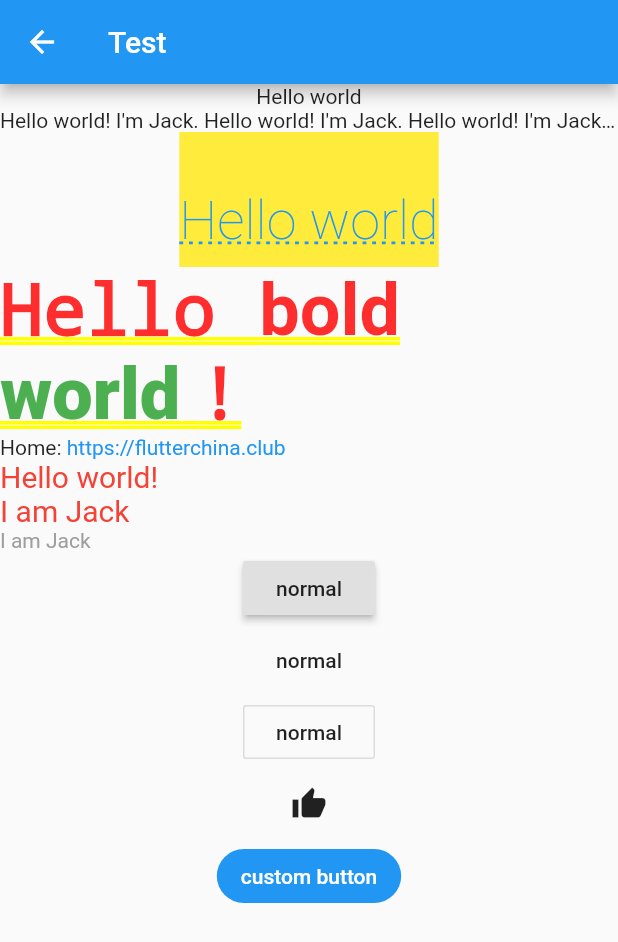
After one commit to picopock/flutter_demo, a Flutter app: the Demo21 screen opened by its route, on a phone screen of 412 x 824 dp. The commit adds this screen. Shown: the top 942 px of the screen. Run offline on Flutter 3.47's test engine with Material 2 defaults, Android fonts, the phone set to English and light mode, and no system bars; our stand-ins replace dio.

Commit message:
Feature: 添加练习demo

```diff
--- /dev/null
+++ b/lib/demos/demo21/demo21.dart
@@ -0,0 +1,140 @@
+import 'package:flutter/material.dart';
+
+class Demo21 extends StatefulWidget {
+  _Demo21State createState() => _Demo21State();
+}
+
+class _Demo21State extends State<Demo21> {
+  @override
+  Widget build(BuildContext context) {
+    return Scaffold(
+      appBar: AppBar(
+        title: Text('Test'),
+      ),
+      body: Column(
+        crossAxisAlignment: CrossAxisAlignment.stretch,
+        children: <Widget>[
+          Text(
+            'Hello world',
+            textAlign: TextAlign.center,
+          ),
+          Text(
+            "Hello world! I'm Jack. " * 4,
+            maxLines: 1,
+            overflow: TextOverflow.ellipsis,
+          ),
+          Text(
+            'Hello world',
+            textScaleFactor: 2,
+            textAlign: TextAlign.center,
+            style: TextStyle(
+              color: Colors.blue,
+              fontSize: 18.0,
+              fontWeight: FontWeight.w200,
+              height: 2.5,
+              background: Paint()..color = Colors.yellow,
+              decoration: TextDecoration.underline,
+              decorationStyle: TextDecorationStyle.dotted,
+            ),
+          ),
+          RichText(
+            text: TextSpan(
+              text: 'Hello ',
+              style: DefaultTextStyle.of(context).style,
+              children: <TextSpan>[
+                TextSpan(
+                  text: 'bold',
+                  style: TextStyle(fontWeight: FontWeight.bold),
+                ),
+                TextSpan(
+                  text: ' world ',
+                  style: TextStyle(color: Colors.green),
+                ),
+                TextSpan(text: '!'),
+              ],
+            ),
+          ),
+          Text.rich(
+            TextSpan(
+              children: <TextSpan>[
+                TextSpan(text: 'Home: '),
+                TextSpan(
+                  text: "https://flutterchina.club",
+                  style: TextStyle(
+                    color: Colors.blue,
+                  ),
+                  // recognizer: _recognizer,
+                ),
+              ],
+            ),
+          ),
+
+          ///
+          /// 在widget树中，文本的样式默认是可以被继承的，因此，如果在widget树的某一个节点处设置一个默认的文本样式，
+          /// 那么该节点的子树中所有文本都会默认使用这个样式
+          ///
+          DefaultTextStyle(
+            style: TextStyle(
+              color: Colors.red,
+              fontSize: 20.0,
+            ),
+            textAlign: TextAlign.right,
+            child: Column(
+              crossAxisAlignment: CrossAxisAlignment.start,
+              children: <Widget>[
+                Text('Hello world!'),
+                Text('I am Jack'),
+                Text(
+                  'I am Jack',
+                  style: TextStyle(
+                    inherit: false,
+                    color: Colors.grey,
+                  ),
+                ),
+
+                ///
+                /// 按钮
+                ///
+                Center(
+                  child: Column(
+                    children: <Widget>[
+                      RaisedButton(
+                        child: Text('normal'),
+                        onPressed: () => {},
+                      ),
+                      FlatButton(
+                        child: Text('normal'),
+                        onPressed: () => {},
+                      ),
+                      OutlineButton(
+                        child: Text('normal'),
+                        onPressed: () => {},
+                      ),
+                      IconButton(
+                        onPressed: () => {},
+                        icon: Icon(
+                          Icons.thumb_up,
+                        ),
+                      ),
+                      FlatButton(
+                        color: Colors.blue,
+                        highlightColor: Colors.blue[700],
+                        colorBrightness: Brightness.dark, // 设置为dark 时文字颜色为浅色
+                        splashColor: Colors.grey, // 点击时波纹颜色
+                        shape: RoundedRectangleBorder(
+                          borderRadius: BorderRadius.circular(20.0),
+                        ),
+                        onPressed: () => {},
+                        child: Text('custom button'),
+                      )
+                    ],
+                  ),
+                )
+              ],
+            ),
+          )
+        ],
+      ),
+    );
+  }
+}
```
Also changed, not shown: lib/demos/demo20/platform_channel.dart (added, +76 -0 lines), lib/demos/demo22/demo22.dart (added, +101 -0 lines), lib/demos/demo23/demo23.dart (added, +50 -0 lines), lib/main.dart (+12 -0 lines), 1 other file.
